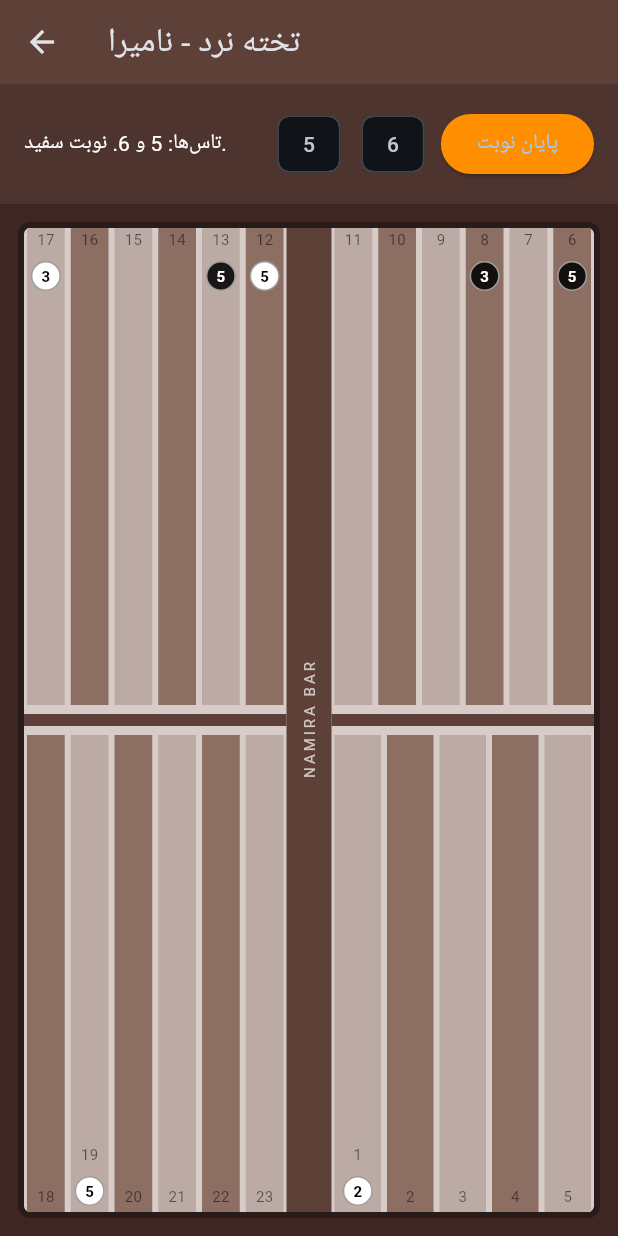
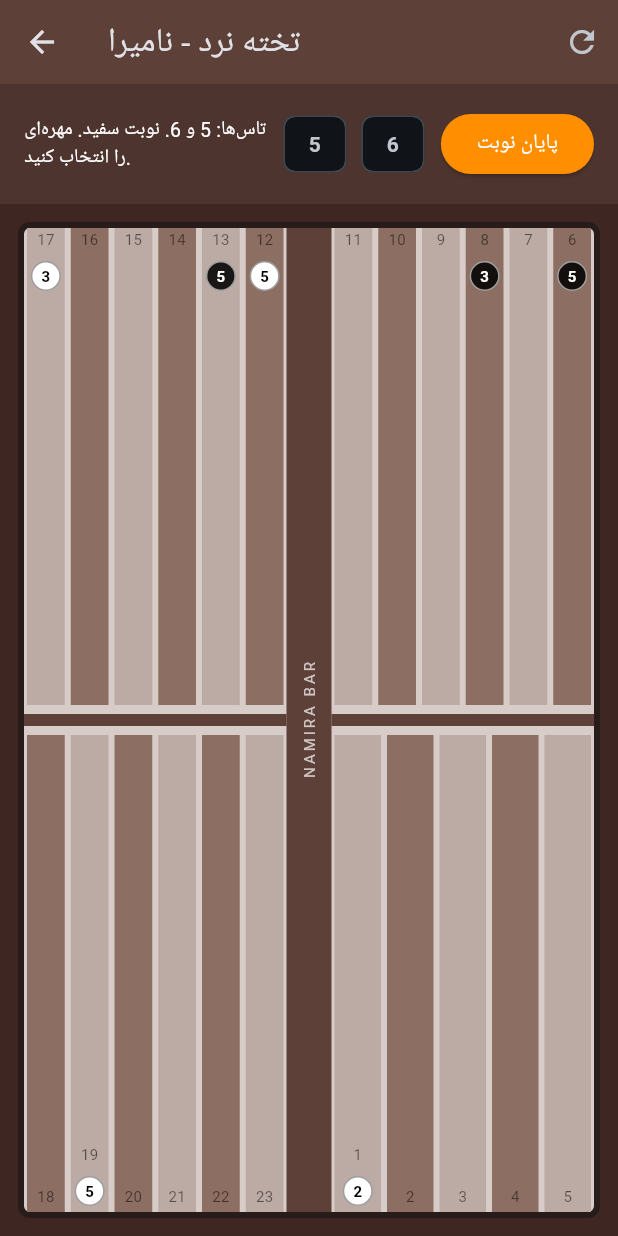
Before and after one commit to leoamirstar-cmd/Namira, a Flutter app: the BackgammonGameScreen screen opened directly, after a tap on "تاس بریز", on a phone screen of 412 x 824 dp. Run offline on Flutter 3.47's test engine with Material 3 defaults, Android fonts, the phone set to English and light mode, and no system bars; our stand-ins replace dio, file_picker, image_picker, just_audio, permission_handler, shared_preferences; missing offline and left inert: youtube_explode_dart; accounts and stored records are empty.

Commit message:
Update backgammon_screen.dart

```diff
--- a/lib/games/backgammon_screen.dart
+++ b/lib/games/backgammon_screen.dart
@@ -10,13 +10,16 @@ class BackgammonGameScreen extends StatefulWidget {
 
 class _BackgammonGameScreenState extends State<BackgammonGameScreen> {
   // وضعیت ۲۴ خانه تخته نرد (تعداد مهره و رنگ: مثبت برای سفید، منفی برای سیاه)
-  // خانه‌ها از دید بازیکن سفید از ۱ تا ۲۴ شماره‌گذاری می‌شوند.
+  // خانه‌ها از دید بازیکن سفید از 0 تا 23 (نمایش ۱ تا ۲۴) شماره‌گذاری می‌شوند.
   final List<int> _board = List.filled(24, 0);
 
-  // تاس‌ها
+  // تاس‌ها و باقی‌مانده‌ی تاس‌های قابل استفاده در این نوبت
   int? _dice1;
   int? _dice2;
-  bool _isWhiteTurn = true; // نوبت بازیکن سفید
+  List<int> _availableDice = [];
+
+  bool _isWhiteTurn = true; // نوبت بازیکن سفید (true مخفف سفید، false مخفف سیاه)
+  int? _selectedSourceIndex; // خانه‌ای که بازیکن برای حرکت مهره انتخاب کرده است
   String _gameMessage = "برای شروع تاس بریزید";
 
   @override
@@ -27,7 +30,10 @@ class _BackgammonGameScreenState extends State<BackgammonGameScreen> {
 
   // چیدمان اولیه استاندارد تخته نرد
   void _initializeBoard() {
-    // سفید
+    // پاکسازی کامل تخته
+    _board.fillRange(0, 24, 0);
+
+    // سفید (با اعداد مثبت)
     _board[0] = 2;   // خانه 1
     _board[11] = 5;  // خانه 12
     _board[16] = 3;  // خانه 17
@@ -40,7 +46,12 @@ class _BackgammonGameScreenState extends State<BackgammonGameScreen> {
     _board[5] = -5;  // خانه 6
 
     setState(() {
-      _gameMessage = "بازی شروع شد. نوبت بازیکن سفید است.";
+      _isWhiteTurn = true;
+      _dice1 = null;
+      _dice2 = null;
+      _availableDice.clear();
+      _selectedSourceIndex = null;
+      _gameMessage = "بازی شروع شد. نوبت بازیکن سفید است. تاس بریزید.";
     });
   }
 
@@ -51,11 +62,108 @@ class _BackgammonGameScreenState extends State<BackgammonGameScreen> {
       _dice1 = random.nextInt(6) + 1;
       _dice2 = random.nextInt(6) + 1;
 
-      // اگر تاس‌ها جفت باشند، 4 حرکت داریم (در منطق کامل پیاده می‌شود)
+      _availableDice = [_dice1!, _dice2!];
+      // اگر تاس‌ها جفت باشند، 4 حرکت مشابه داریم
       if (_dice1 == _dice2) {
-        _gameMessage = "تاس جفت آمد! ($_dice1 - $_dice1). چهار حرکت دارید.";
+        _availableDice.add(_dice1!);
+        _availableDice.add(_dice1!);
+        _gameMessage = "تاس جفت آمد! ($_dice1 - $_dice1). ۴ حرکت دارید. مهره‌ای را انتخاب کنید.";
       } else {
-        _gameMessage = "تاس‌ها: $_dice1 و $_dice2. نوبت ${_isWhiteTurn ? 'سفید' : 'سیاه'}.";
+        _gameMessage = "تاس‌ها: $_dice1 و $_dice2. نوبت ${_isWhiteTurn ? 'سفید' : 'سیاه'}. مهره‌ای را انتخاب کنید.";
+      }
+      _selectedSourceIndex = null;
+    });
+  }
+
+  // مدیریت کلیک روی خانه‌های تخته برای حرکت مهره‌ها
+  void _onBoardSquareTap(int actualIndex) {
+    // اگر هنوز تاس نریخته‌اند، اجازه حرکت نیست
+    if (_availableDice.isEmpty) {
+      setState(() {
+        _gameMessage = "ابتدا باید تاس بریزید!";
+      });
+      return;
+    }
+
+    setState(() {
+      // حالت اول: هنوز مهره‌ای برای حرکت انتخاب نکرده‌ایم
+      if (_selectedSourceIndex == null) {
+        int checker = _board[actualIndex];
+        // بررسی اینکه آیا بازیکن روی مهره‌ی خودش کلیک کرده است یا خیر
+        bool isValidSelection = _isWhiteTurn ? (checker > 0) : (checker < 0);
+
+        if (isValidSelection) {
+          _selectedSourceIndex = actualIndex;
+          _gameMessage = "خانه ${actualIndex + 1} انتخاب شد. حالا خانه مقصد را انتخاب کنید.";
+        } else {
+          _gameMessage = "این مهره متعلق به شما نیست یا این خانه خالی است!";
+        }
+      }
+      // حالت دوم: مهره انتخاب شده است و حالا داریم مقصد را انتخاب می‌کنیم
+      else {
+        int source = _selectedSourceIndex!;
+
+        // اگر روی همان خانه قبلی دوباره کلیک کند، انتخاب لغو می‌شود
+        if (source == actualIndex) {
+          _selectedSourceIndex = null;
+          _gameMessage = "انتخاب لغو شد.";
+          return;
+        }
+
+        // محاسبه فاصله (تعداد خانه‌های جابجایی) بر اساس جهت حرکت بازیکن
+        // سفید از خانه 0 به سمت 23 حرکت می‌کند، سیاه برعکس از 23 به سمت 0
+        int distance = _isWhiteTurn ? (actualIndex - source) : (source - actualIndex);
+
+        if (distance <= 0) {
+          _gameMessage = "جهت حرکت نامعتبر است!";
+          _selectedSourceIndex = null;
+          return;
+        }
+
+        // بررسی اینکه آیا تاس متناسب با این فاصله در دست داریم یا خیر
+        if (_availableDice.contains(distance)) {
+          // بررسی قوانین ساده مقصد (مانع نشدن مهره حریف - اگر تعداد مهره حریف بیشتر از 1 باشد نمی‌توان نشست)
+          int destinationVal = _board[actualIndex];
+          bool canLand = _isWhiteTurn ? (destinationVal >= -1) : (destinationVal <= 1);
+
+          if (canLand) {
+            // اعمال حرکت روی آرایه تخته
+            if (_isWhiteTurn) {
+              _board[source] -= 1;
+              if (destinationVal == -1) {
+                // زدن مهره سیاه و فرستادن به بیرون (حالت ساده)
+                _board[actualIndex] = 1;
+              } else {
+                _board[actualIndex] += 1;
+              }
+            } else {
+              _board[source] += 1;
+              if (destinationVal == 1) {
+                // زدن مهره سفید
+                _board[actualIndex] = -1;
+              } else {
+                _board[actualIndex] -= 1;
+              }
+            }
+
+            // مصرف کردن تاس استفاده شده
+            _availableDice.remove(distance);
+            _selectedSourceIndex = null;
+
+            // بررسی اتمام تاس‌های این نوبت
+            if (_availableDice.isEmpty) {
+              _endTurn();
+            } else {
+              _gameMessage = "حرکت با موفقیت انجام شد. تاس‌های باقیمانده: $_availableDice. مهره بعدی را انتخاب کنید.";
+            }
+          } else {
+            _gameMessage = "این خانه بسته است (مهره حریف زیاد است)! مقصد دیگری انتخاب کنید.";
+            _selectedSourceIndex = null;
+          }
+        } else {
+          _gameMessage = "فاصله انتخابی با مقدار تاس‌های باقیمانده ($_availableDice) همخوانی ندارد!";
+          _selectedSourceIndex = null;
+        }
       }
     });
   }
@@ -66,7 +174,9 @@ class _BackgammonGameScreenState extends State<BackgammonGameScreen> {
       _isWhiteTurn = !_isWhiteTurn;
       _dice1 = null;
       _dice2 = null;
-      _gameMessage = "نوبت تغییر کرد. نوبت ${_isWhiteTurn ? 'سفید' : 'سیاه'} است.";
+      _availableDice.clear();
+      _selectedSourceIndex = null;
+      _gameMessage = "نوبت تغییر کرد. نوبت ${_isWhiteTurn ? 'سفید (پایین/راست)' : 'سیاه (بالا)'} است. تاس بریزید.";
     });
   }
 
@@ -77,6 +187,13 @@ class _BackgammonGameScreenState extends State<BackgammonGameScreen> {
       appBar: AppBar(
         title: const Text('تخته نرد - نامیرا'),
         backgroundColor: const Color(0xFF5D4037),
+        actions: [
+          IconButton(
+            icon: const Icon(Icons.refresh),
+            onPressed: _initializeBoard,
+            tooltip: 'شروع مجدد بازی',
+          )
+        ],
       ),
       body: Column(
         children: [
@@ -87,24 +204,30 @@ class _BackgammonGameScreenState extends State<BackgammonGameScreen> {
             child: Row(
               mainAxisAlignment: MainAxisAlignment.spaceBetween,
               children: [
-                Text(
-                  _gameMessage,
-                  style: const TextStyle(color: Colors.white, fontSize: 14),
+                Expanded(
+                  child: Text(
+                    _gameMessage,
+                    style: const TextStyle(color: Colors.white, fontSize: 13),
+                    maxLines: 2,
+                    overflow: TextOverflow.ellipsis,
+                  ),
                 ),
+                const SizedBox(width: 8),
                 Row(
                   children: [
                     if (_dice1 != null && _dice2 != null) ...[
-                      Chip(label: Text('$_dice1')),
-                      const SizedBox(width: 8),
-                      Chip(label: Text('$_dice2')),
+                      Chip(label: Text('$_dice1', style: const TextStyle(fontWeight: FontWeight.bold))),
+                      const SizedBox(width: 4),
+                      Chip(label: Text('$_dice2', style: const TextStyle(fontWeight: FontWeight.bold))),
                     ],
                     const SizedBox(width: 8),
                     ElevatedButton(
-                      onPressed: (_dice1 == null) ? _rollDice : _endTurn,
+                      onPressed: (_availableDice.isEmpty) ? _rollDice : _endTurn,
                       style: ElevatedButton.styleFrom(
                         backgroundColor: Colors.amber[800],
+                        foregroundColor: Colors.white,
                       ),
-                      child: Text(_dice1 == null ? 'تاس بریز' : 'پایان نوبت'),
+                      child: Text(_availableDice.isEmpty ? 'تاس بریز' : 'پایان نوبت'),
                     ),
                   ],
                 ),
@@ -170,7 +293,7 @@ class _BackgammonGameScreenState extends State<BackgammonGameScreen> {
     );
   }
 
-  // ویجت کمکی برای ساختن نیمه‌ای از خانه‌های تخته
+  // ویجت کمکی برای ساختن نیمه‌ای از خانه‌های تخته با قابلیت تشخیص انتخاب‌شده‌ها
   Widget _buildBoardHalf(int startIndex, int endIndex, bool isTop) {
     return Expanded(
       child: Row(
@@ -178,19 +301,18 @@ class _BackgammonGameScreenState extends State<BackgammonGameScreen> {
         children: List.generate((endIndex - startIndex) + 1, (index) {
           int actualIndex = isTop ? (endIndex - index) : (startIndex + index);
           int checkersCount = _board[actualIndex];
+          bool isSelected = _selectedSourceIndex == actualIndex;
 
           return Expanded(
             child: GestureDetector(
-              onTap: () {
-                // کلیک روی خانه برای انتخاب و حرکت مهره
-                setState(() {
-                  _gameMessage = "انتخاب خانه ${actualIndex + 1} (مهره‌ها: $checkersCount)";
-                });
-              },
+              onTap: () => _onBoardSquareTap(actualIndex),
               child: Container(
                 margin: const EdgeInsets.symmetric(horizontal: 2),
                 decoration: BoxDecoration(
-                  color: actualIndex % 2 == 0 ? const Color(0xFFBCAAA4) : const Color(0xFF8D6E63),
+                  color: isSelected
+                      ? Colors.amber.withOpacity(0.6) // اگر این خانه انتخاب شده باشد رنگش فرق می‌کند
+                      : (actualIndex % 2 == 0 ? const Color(0xFFBCAAA4) : const Color(0xFF8D6E63)),
+                  border: isSelected ? Border.all(color: Colors.amber, width: 2) : null,
                 ),
                 child: Column(
                   mainAxisAlignment: isTop ? MainAxisAlignment.start : MainAxisAlignment.end,
@@ -207,7 +329,10 @@ class _BackgammonGameScreenState extends State<BackgammonGameScreen> {
                         decoration: BoxDecoration(
                           shape: BoxShape.circle,
                           color: checkersCount > 0 ? Colors.white : Colors.black87,
-                          border: Border.all(color: Colors.grey, width: 1),
+                          border: Border.all(
+                            color: isSelected ? Colors.amberAccent : Colors.grey,
+                            width: isSelected ? 2 : 1,
+                          ),
                         ),
                         child: Text(
                           '${checkersCount.abs()}',
```
